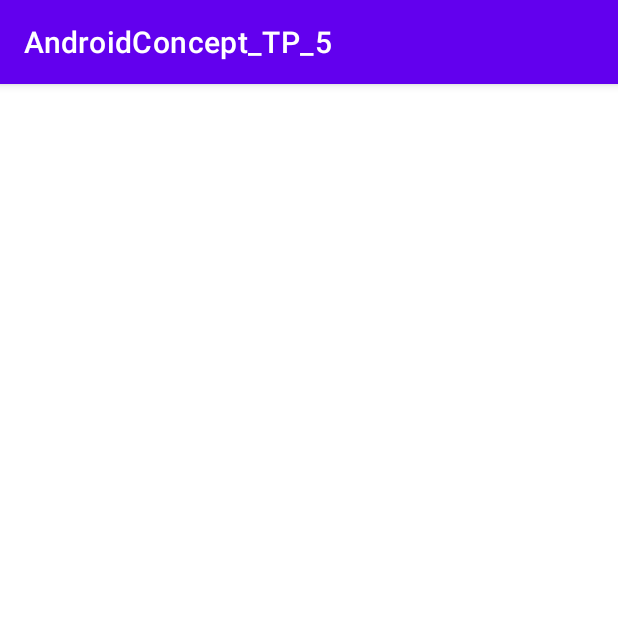
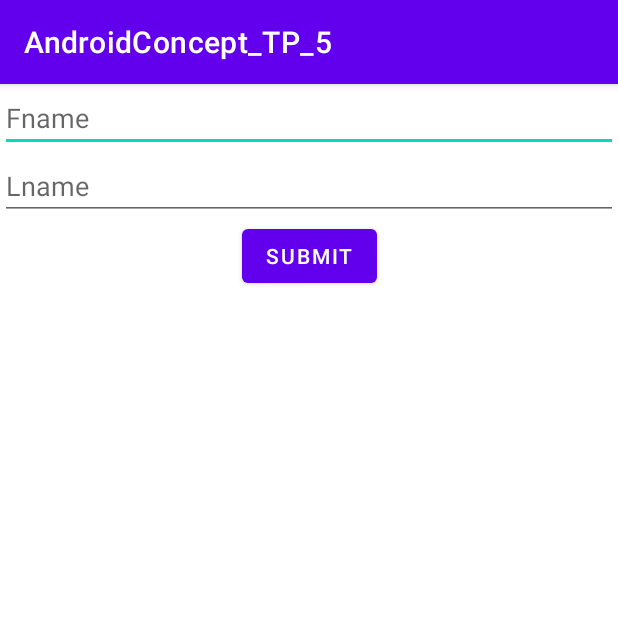
Before and after one commit to siddhantpatel01/AndroidConcept_TP_5a, an Android app: the screen it shows after launch (DatabindingActivity), on a phone screen of 412 x 824 dp, the top half of it. Run offline under Robolectric (Android 15) with nearby library versions, the phone set to English and light mode, and no system bars; our stand-ins replace data binding; 2 statements that could not run were skipped.

Commit message:
Encapsulation/lazy/1 way databindin with userInput

```diff
--- a/app/src/main/java/com/example/androidconcept_tp_5/activity/DatabindingActivity.kt
+++ b/app/src/main/java/com/example/androidconcept_tp_5/activity/DatabindingActivity.kt
@@ -1,19 +1,76 @@
 package com.example.androidconcept_tp_5.activity
 
+import android.content.ContentValues.TAG
 import androidx.appcompat.app.AppCompatActivity
 import android.os.Bundle
+import android.util.Log
 import androidx.databinding.DataBindingUtil
 import com.example.androidconcept_tp_5.R
 import com.example.androidconcept_tp_5.databinding.ActivityDatabindingBinding
 import com.example.androidconcept_tp_5.model.Student
+import com.example.androidconcept_tp_5.util.Keys
 
 class DatabindingActivity : BaseActivity() {
     private lateinit var binding: ActivityDatabindingBinding
+    val TAG = "configuration_changes"
 
     override fun onCreate(savedInstanceState: Bundle?) {
         super.onCreate(savedInstanceState)
         binding = DataBindingUtil.setContentView(this, R.layout.activity_databinding)
-        binding.student = Student("Andy", "Rubin")
+//        binding.student = Student("Andy", "Rubin")
+        Log.d(TAG, "onCreate: ")
+
+        binding.btnSubmit.setOnClickListener {
+//            val student = Student(binding.etFname.text.toString(), binding.etLname.text.toString())
+//            binding.tvFname.text = student.fName
+//            binding.tvLname.text = student.lName
+
+            binding.student = Student(binding.etFname.text.toString(), binding.etLname.text.toString())
+
+        }
 
     }
+
+    override fun onStart() {
+        super.onStart()
+        Log.d(TAG, "onStart: ")
+    }
+
+    override fun onResume() {
+        super.onResume()
+        Log.d(TAG, "onResume: ")
+    }
+
+    override fun onPause() {
+        super.onPause()
+        Log.d(TAG, "onPause: ")
+    }
+
+    override fun onStop() {
+        super.onStop()
+        Log.d(TAG, "onStop: ")
+    }
+
+    override fun onRestart() {
+        super.onRestart()
+        Log.d(TAG, "onRestart: ")
+    }
+
+    override fun onDestroy() {
+        super.onDestroy()
+        Log.d(TAG, "onDestroy: ")
+    }
+
+
+    override fun onSaveInstanceState(outState: Bundle) {
+        super.onSaveInstanceState(outState)
+
+        outState.putString(Keys.FNAME, binding.etFname.text.toString())
+        outState.putString(Keys.LNAME, binding.etLname.text.toString())
+    }
+
+    override fun onRestoreInstanceState(savedInstanceState: Bundle) {
+        super.onRestoreInstanceState(savedInstanceState)
+        binding.student = Student(savedInstanceState.getString(Keys.FNAME)!!, savedInstanceState.getString(Keys.LNAME)!!)
+    }
 }
--- a/app/src/main/res/layout/activity_databinding.xml
+++ b/app/src/main/res/layout/activity_databinding.xml
@@ -13,20 +13,43 @@
         android:layout_width="match_parent"
         android:layout_height="match_parent"
         tools:context=".activity.DatabindingActivity">
+
+        <EditText
+            android:layout_width="match_parent"
+            android:layout_height="wrap_content"
+            android:id="@+id/et_fname"
+            android:hint="Fname"
+            app:layout_constraintTop_toTopOf="parent"/>
+        <EditText
+            android:layout_width="match_parent"
+            android:layout_height="wrap_content"
+            android:id="@+id/et_lname"
+            android:hint="Lname"
+            app:layout_constraintTop_toBottomOf="@id/et_fname"/>
+
+        <Button
+            android:layout_width="wrap_content"
+            android:layout_height="wrap_content"
+            android:id="@+id/btn_submit"
+            android:text="Submit"
+            app:layout_constraintTop_toBottomOf="@id/et_lname"
+            app:layout_constraintStart_toStartOf="parent"
+            app:layout_constraintEnd_toEndOf="parent"/>
         <TextView
             android:layout_width="wrap_content"
             android:layout_height="wrap_content"
             android:id="@+id/tv_fname"
             android:text="@{student.FName}"
-            app:layout_constraintTop_toTopOf="parent"
+            app:layout_constraintTop_toBottomOf="@id/btn_submit"
             app:layout_constraintStart_toStartOf="parent"/>
+
         <TextView
-            android:layout_width="wrap_content"
-            android:layout_height="wrap_content"
             android:id="@+id/tv_lname"
+            android:layout_width="0dp"
+            android:layout_height="21dp"
+            android:layout_marginLeft="5dp"
             android:text="@{student.LName}"
-            android:layout_marginLeft="5dp"
-            app:layout_constraintTop_toTopOf="parent"
-            app:layout_constraintLeft_toRightOf="@id/tv_fname"/>
+            app:layout_constraintLeft_toRightOf="@id/tv_fname"
+            app:layout_constraintTop_toBottomOf="@id/btn_submit" />
     </androidx.constraintlayout.widget.ConstraintLayout>
 </layout>
--- a/build.gradle
+++ b/build.gradle
@@ -1,6 +1,6 @@
 // Top-level build file where you can add configuration options common to all sub-projects/modules.
 plugins {
-    id 'com.android.application' version '7.4.1' apply false
-    id 'com.android.library' version '7.4.1' apply false
+    id 'com.android.application' version '7.2.2' apply false
+    id 'com.android.library' version '7.2.2' apply false
     id 'org.jetbrains.kotlin.android' version '1.8.0' apply false
 }
```
Also changed, not shown: app/src/main/java/com/example/androidconcept_tp_5/kotlinConcepts/EncapDemo.kt (added, +25 -0 lines), app/src/main/java/com/example/androidconcept_tp_5/kotlinConcepts/EncapTest.kt (added, +13 -0 lines).
